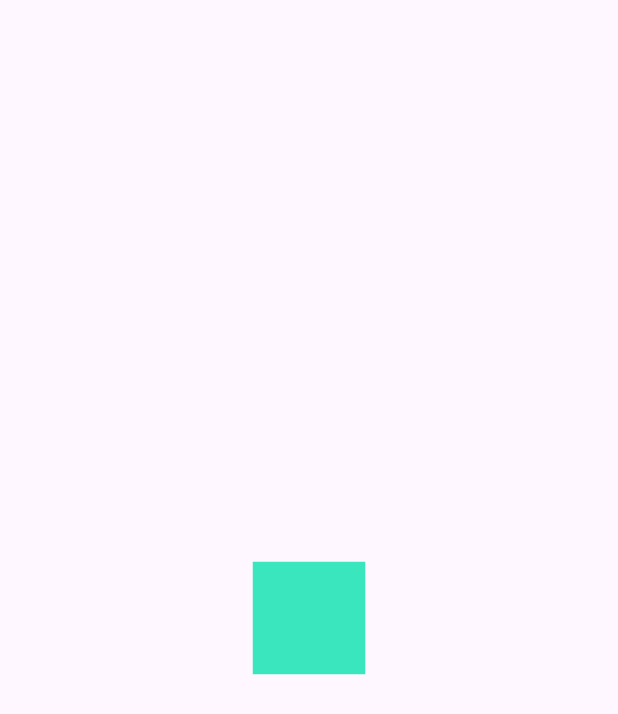
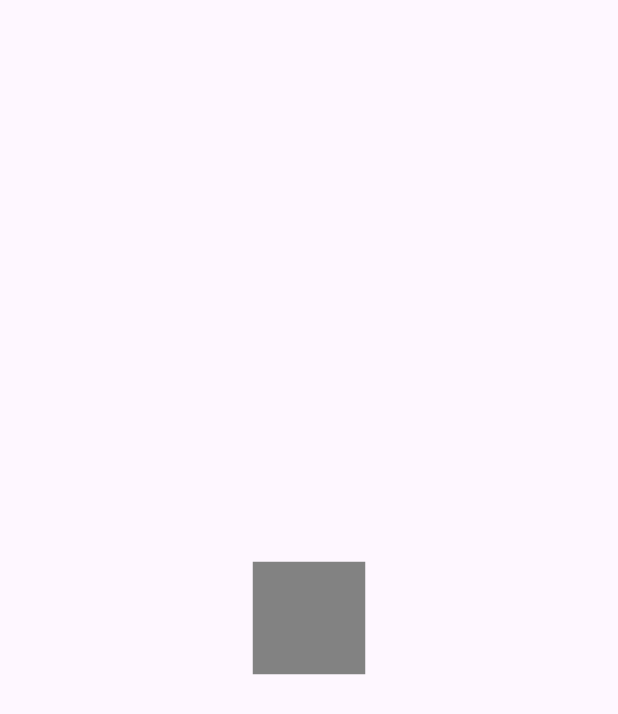
Before and after one commit to Kariaki/reentry, a Flutter app: the screen it shows after launch, on a phone screen of 412 x 824 dp. Shown: the top 714 px of the screen. Run offline on Flutter 3.47's test engine with Material 3 defaults, Android fonts, the phone set to English and light mode, and no system bars.

Commit message:
created my branch

```diff
--- a/lib/main.dart
+++ b/lib/main.dart
@@ -1,5 +1,5 @@
 import 'package:flutter/material.dart';
-import 'package:reentry/utils/colors.dart';
+import 'package:reentry/core/theme/colors.dart';
 
 void main() {
   runApp(const MyApp());
@@ -23,7 +23,7 @@
           child: Container(
             height: 75,
             width: 75,
-            color: AppColors.base,
+            color: AppColors.gray2,
           ),
         ),
       ),
```
Also changed, not shown: lib/core/theme/colors.dart (renamed from lib/utils/colors.dart).
